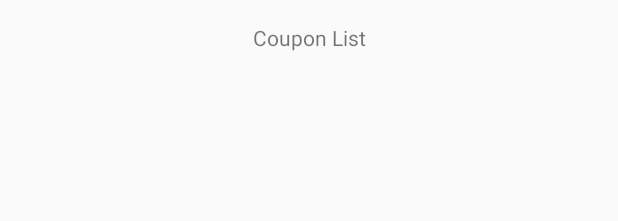
After one commit to minsub0922/PointShare, an Android app: the layout fragment_mypage.xml on its own in the app's theme, with its tools: preview values and no code run, on a phone screen of 412 x 824 dp. The commit adds this screen. Shown: the top 221 px of the screen. Run offline under Robolectric (Android 15) with nearby library versions, the phone set to English and light mode, and no system bars.

Commit message:
ShopFragment : realm -> purchase data store WalletFragment : button to go MyPageFragment etc. PurchasingModel and mypage fragment xml file

```diff
--- /dev/null
+++ b/app/src/main/res/layout/fragment_mypage.xml
@@ -0,0 +1,58 @@
+<?xml version="1.0" encoding="utf-8"?>
+<LinearLayout xmlns:android="http://schemas.android.com/apk/res/android"
+    xmlns:app="http://schemas.android.com/apk/res-auto"
+    xmlns:tools="http://schemas.android.com/tools"
+    android:layout_width="match_parent"
+    android:layout_height="match_parent"
+    tools:context="com.kau.minseop.pointshare.cardlist.CardListViewFragment"
+    android:orientation="vertical">
+
+    <TextView
+        android:layout_width="match_parent"
+        android:layout_height="wrap_content"
+        android:layout_marginEnd="8dp"
+        android:layout_marginStart="8dp"
+        android:layout_marginTop="15dp"
+        android:gravity="center"
+        android:text="Coupon List"
+        app:layout_constraintEnd_toEndOf="parent"
+        app:layout_constraintStart_toStartOf="parent"
+        app:layout_constraintTop_toBottomOf="@+id/qrCode" />
+
+    <android.support.v4.widget.SwipeRefreshLayout
+        android:id="@+id/shop_swipe_layout"
+        android:layout_width="match_parent"
+        android:layout_height="wrap_content">
+
+    <ScrollView
+        android:id="@+id/scrollView2"
+        android:layout_width="match_parent"
+        android:layout_height="wrap_content"
+        android:layout_marginEnd="15dp"
+        android:layout_marginStart="15dp"
+        android:layout_marginTop="32dp"
+        android:scrollbars="vertical"
+        app:layout_constraintTop_toBottomOf="@+id/qrCode"
+        app:layout_constraintBottom_toBottomOf="parent"
+        app:layout_constraintEnd_toEndOf="parent"
+        app:layout_constraintHorizontal_bias="0.0"
+        app:layout_constraintStart_toStartOf="parent"
+        >
+        <android.support.v7.widget.RecyclerView
+            android:id="@+id/couponRecyclerView"
+            android:layout_width="match_parent"
+            android:layout_height="wrap_content"
+            android:layout_marginBottom="8dp"
+            android:layout_marginEnd="8dp"
+            android:layout_marginStart="8dp"
+            android:layout_marginTop="8dp"
+            android:scrollbarAlwaysDrawVerticalTrack="true"
+            app:layout_constraintBottom_toBottomOf="parent"
+            app:layout_constraintEnd_toEndOf="parent"
+            app:layout_constraintStart_toStartOf="parent"
+            />
+
+    </ScrollView>
+
+    </android.support.v4.widget.SwipeRefreshLayout>
+</LinearLayout>
```
Also changed, not shown: app/src/main/java/com/kau/minseop/pointshare/model/PurchasingModel.java (added, +54 -0 lines), app/src/main/java/com/kau/minseop/pointshare/mypage/MyPageFragment.java (added, +125 -0 lines), app/src/main/java/com/kau/minseop/pointshare/shop/ShopFragment.java (+30 -3 lines), app/src/main/java/com/kau/minseop/pointshare/wallet/WalletFragment.java (+17 -2 lines), app/src/main/res/layout/fragment_wallet.xml (+8 -0 lines).
